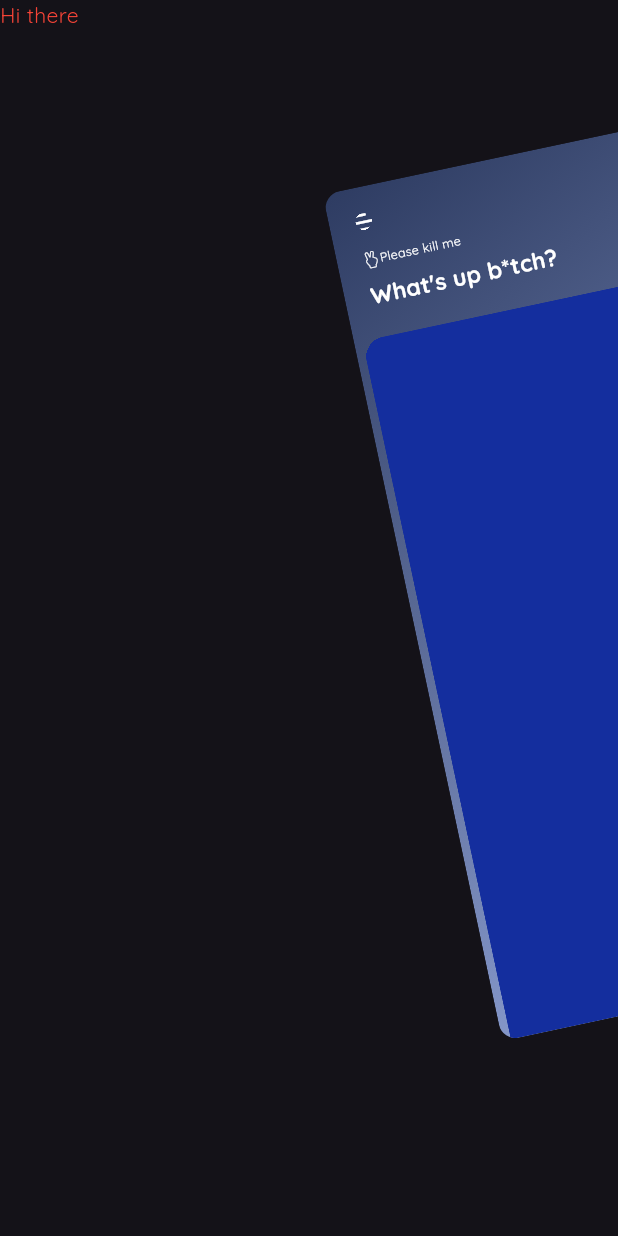
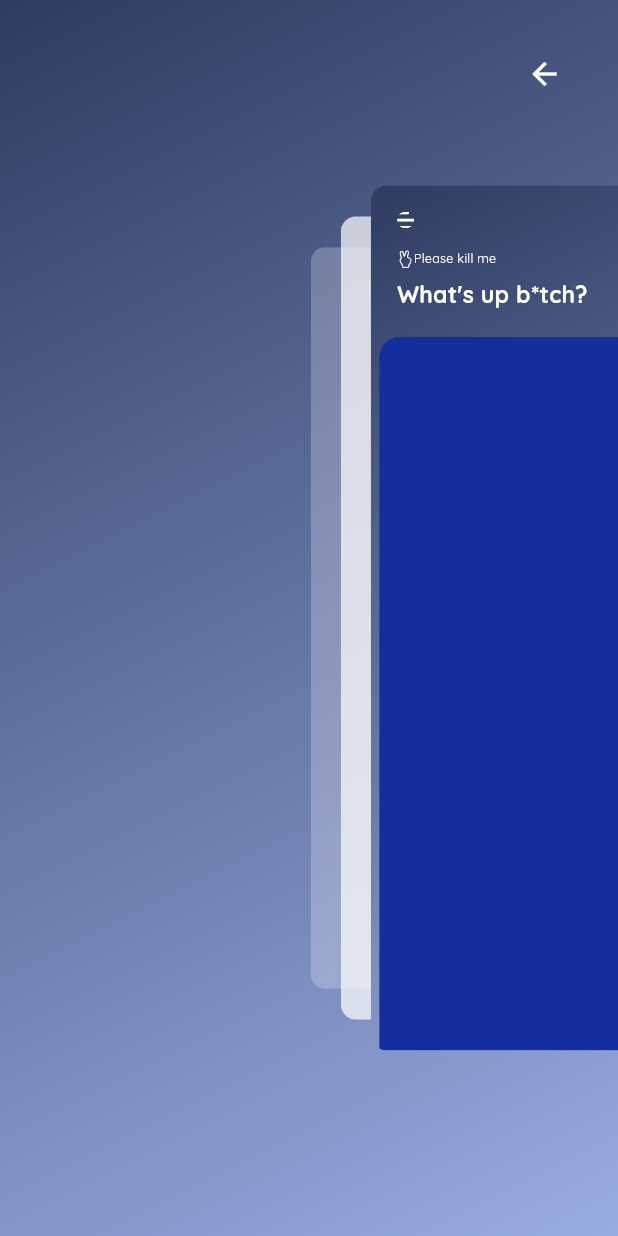
Before and after one commit to foreverStudent001/Todoshka, a Flutter app: the HomeScreen screen opened by its route, after a tap on an icon or button, on a phone screen of 412 x 824 dp. Run offline on Flutter 3.47's test engine with Material 3 defaults, Android fonts, the phone set to English and light mode, and no system bars; drawn by our look-alikes of flutter_zoom_drawer; our stand-ins replace cached_network_image, cloud_firestore, envied, equatable, firebase_auth, firebase_core and 6 more; missing offline and left inert: flutter_quill; accounts and stored records are empty; generated files the repository leaves out were written again; project files that could hold a hidden picture were left out.

Commit message:
home + menu screens. GetView<T> is really cool and so is zoom drawer :)

```diff
--- a/lib/src/global_things/presentation/controllers/zoom_drawer_controller.dart
+++ b/lib/src/global_things/presentation/controllers/zoom_drawer_controller.dart
@@ -1,14 +1,21 @@
 import 'package:flutter_zoom_drawer/flutter_zoom_drawer.dart';
 import 'package:get/get.dart';
 
-class MyZoomDrawerController extends GetxController{
+class MyZoomDrawerController extends GetxController {
   //instantiate zoom drawer controller
   final zoomDrawerController = ZoomDrawerController();
 
   //method for button click
-  void toggleDrawer(){
+  void toggleDrawer() {
     zoomDrawerController.toggle?.call();
     update();
   }
 
+  void signOut() {
+    //call firebase google method for signing out
+  }
+
+  void signIn(){
+
+  }
 }
--- a/lib/src/pages/presentation/screens/home/home_screen.dart
+++ b/lib/src/pages/presentation/screens/home/home_screen.dart
@@ -3,6 +3,7 @@ import 'package:clippy/src/global_things/presentation/controllers/zoom_drawer_co
 import 'package:clippy/src/global_things/presentation/themes/app_colors.dart';
 import 'package:clippy/src/global_things/presentation/themes/custom_text_styles.dart';
 import 'package:clippy/src/global_things/presentation/themes/ui_parameters.dart';
+import 'package:clippy/src/pages/presentation/screens/menu_screen.dart';
 import 'package:flutter/material.dart';
 import 'package:flutter_zoom_drawer/flutter_zoom_drawer.dart';
 import 'package:get/get.dart';
@@ -23,7 +24,12 @@ class HomeScreen extends GetView<MyZoomDrawerController> { //injecting controlle
       body: GetBuilder<MyZoomDrawerController>(builder:(_){
         return ZoomDrawer(
           controller: _.zoomDrawerController,
-          menuScreen: Text("Hi there", style: TextStyle(color: Colors.red),),
+          showShadow: true,
+          angle: 0.0,
+          style: DrawerStyle.defaultStyle,
+          menuBackgroundColor: Colors.white.withOpacity(0.5),
+          slideWidth: MediaQuery.of(context).size.width*0.6,
+          menuScreen: MyMenuScreen(),
           mainScreen: Container(
             decoration: BoxDecoration(gradient: mainGradient()),
 
--- /dev/null
+++ b/lib/src/pages/presentation/screens/menu_screen.dart
@@ -0,0 +1,39 @@
+import 'package:clippy/src/global_things/presentation/controllers/zoom_drawer_controller.dart';
+import 'package:clippy/src/global_things/presentation/themes/app_colors.dart';
+import 'package:clippy/src/global_things/presentation/themes/ui_parameters.dart';
+import 'package:flutter/material.dart';
+import 'package:get/get.dart';
+
+class MyMenuScreen extends GetView<MyZoomDrawerController> { //GetView replaces stateless class, takes a class type as parameter
+  const MyMenuScreen({Key? key}) : super(key: key);
+
+  @override
+  Widget build(BuildContext context) {
+    return Container(
+      padding: UIParameters.mobileScreenPadding,
+      width: double.maxFinite,
+      decoration: BoxDecoration(gradient: mainGradient()),
+      child: Theme(
+        data: ThemeData(textButtonTheme: TextButtonThemeData(
+          style: TextButton.styleFrom(foregroundColor: onSurfaceTextColor)
+        )
+        ),
+        child: SafeArea(
+          child: Stack(
+            children: [
+                Positioned(
+                    top: 0,
+                    right:0,
+                    child: BackButton(
+                  color: Colors.white,
+                  onPressed: (){
+                    controller.toggleDrawer(); //access method in desired controller directly
+                  },
+                ))
+            ],
+          ),
+        ),
+      ),
+    );
+  }
+}
```
